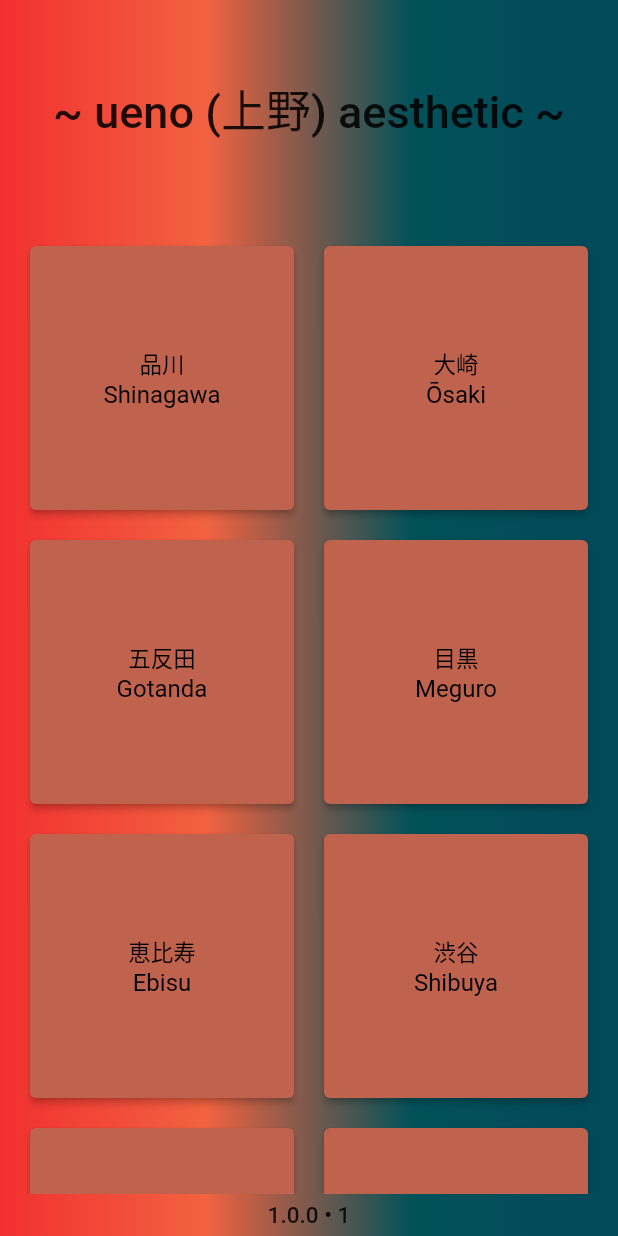
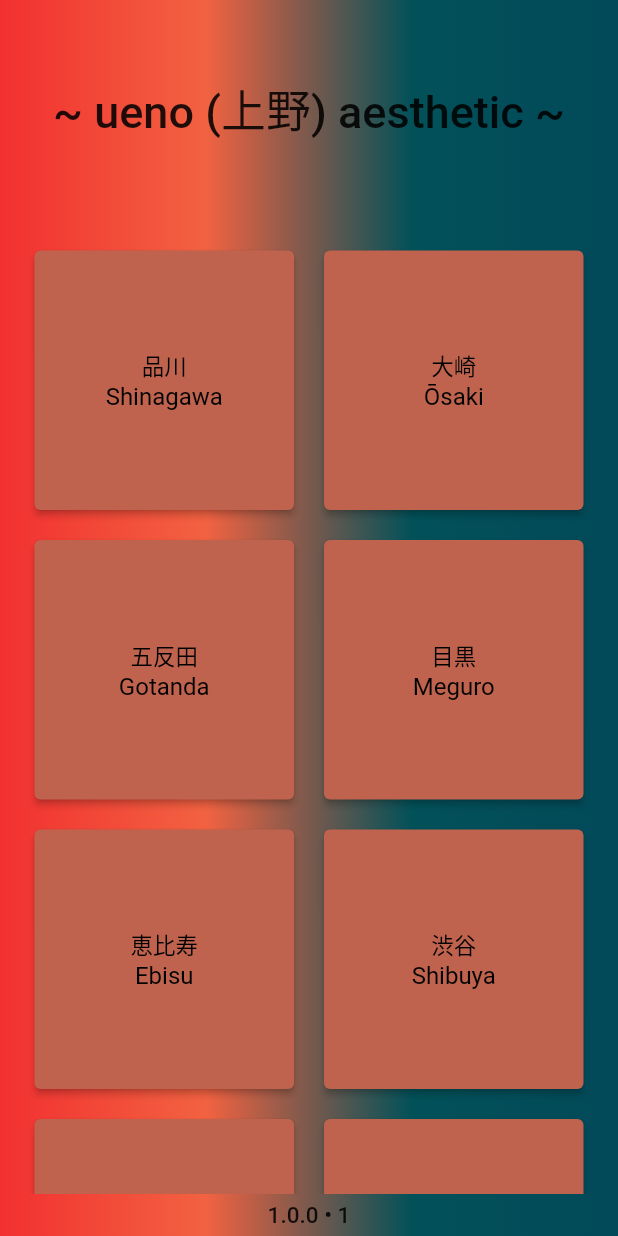
Before and after one commit to tramlinehq/ueno, a Flutter app: the screen it shows after launch, on a phone screen of 412 x 824 dp. Run offline on Flutter 3.47's test engine with Material 2 defaults, Android fonts, the phone set to English and light mode, and no system bars; our stand-ins replace just_audio, package_info_plus; Roboto replaces fonts that are missing (NotoSerifJP).

Commit message:
Increase gridview padding to 13

```diff
--- a/lib/main.dart
+++ b/lib/main.dart
@@ -113,7 +113,7 @@ class Home extends State {
                           child: GridView.count(
                               crossAxisCount: 2,
                               shrinkWrap: true,
-                              padding: const EdgeInsets.all(10.0),
+                              padding: const EdgeInsets.all(13.0),
                               children: <Widget>[
                             for (var station in stations)
                               Padding(
```
